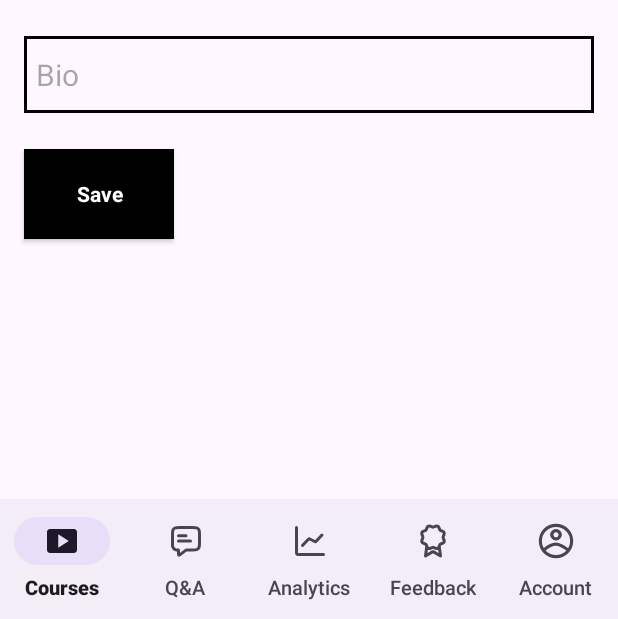
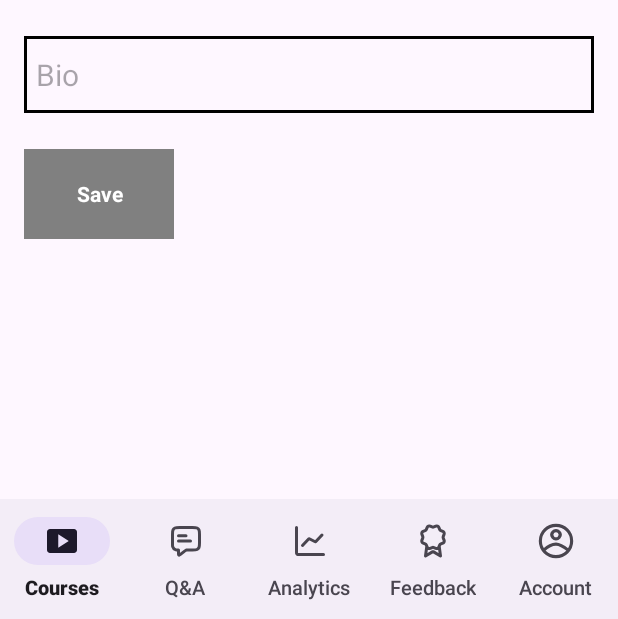
Before and after one commit to DeadlineShooters/Yudemy-Mobile, an Android app built with Jetpack Compose: the fragment EditProfileFragment placed in its activity, on a phone screen of 412 x 824 dp, the part 617-1236 px from its top. Run offline under Robolectric (Android 15) with nearby library versions, the phone set to English and light mode, and no system bars; our stand-ins replace Firebase (no records; nobody signed in at launch, a user with empty details on screens opened directly); libraries missing offline, so code that uses them is left out: com.cloudinary, com.cloudinary.android, com.cloudinary.utils; pictures from the network do not load.

Commit message:
fixed instructor bio expand, edit profile logic

```diff
--- a/app/src/main/java/com/deadlineshooters/yudemy/activities/InstructorProfileActivity.kt
+++ b/app/src/main/java/com/deadlineshooters/yudemy/activities/InstructorProfileActivity.kt
@@ -68,6 +68,10 @@ class InstructorProfileActivity : BaseActivity() {
             ImageViewHelper().setImageViewFromUrl(it.image, instructorImage)
         })
 
+        if(instructorBio.lineCount <= 7){
+            showMoreBtn.visibility = TextView.GONE
+        }
+
         showMoreBtn.setOnClickListener{
             if(isExpanded){
                 instructorBio.maxLines = Integer.MAX_VALUE
--- a/app/src/main/java/com/deadlineshooters/yudemy/fragments/EditProfileFragment.kt
+++ b/app/src/main/java/com/deadlineshooters/yudemy/fragments/EditProfileFragment.kt
@@ -1,6 +1,7 @@
 package com.deadlineshooters.yudemy.fragments
 
 import android.app.AlertDialog
+import android.graphics.Color
 import android.os.Bundle
 import android.text.Html
 import androidx.fragment.app.Fragment
@@ -10,10 +11,12 @@ import android.view.ViewGroup
 import android.widget.Button
 import android.widget.TextView
 import android.widget.Toast
+import androidx.core.widget.doAfterTextChanged
 import androidx.lifecycle.Observer
 import androidx.lifecycle.ViewModelProvider
 import com.deadlineshooters.yudemy.R
 import com.deadlineshooters.yudemy.activities.BaseActivity
+import com.deadlineshooters.yudemy.models.User
 import com.deadlineshooters.yudemy.viewmodels.InstructorViewModel
 import com.deadlineshooters.yudemy.viewmodels.UserViewModel
 
@@ -75,14 +78,49 @@ class EditProfileFragment : Fragment() {
             }
         })
 
+
+        instructorFullName.doAfterTextChanged {
+            if(checkNewInfo()){
+                saveEditProfileInstructorBtn.isClickable = true
+                saveEditProfileInstructorBtn.isEnabled = true
+                saveEditProfileInstructorBtn.setBackgroundColor(Color.parseColor("#000000"))
+            } else{
+                saveEditProfileInstructorBtn.isClickable = false
+                saveEditProfileInstructorBtn.isEnabled = false
+                saveEditProfileInstructorBtn.setBackgroundColor(Color.parseColor("#808080"))
+            }
+        }
+
+        instructorHeadline.doAfterTextChanged {
+            if(checkNewInfo()){
+                saveEditProfileInstructorBtn.isClickable = true
+                saveEditProfileInstructorBtn.isEnabled = true
+                saveEditProfileInstructorBtn.setBackgroundColor(Color.parseColor("#000000"))
+            } else{
+                saveEditProfileInstructorBtn.isClickable = false
+                saveEditProfileInstructorBtn.isEnabled = false
+                saveEditProfileInstructorBtn.setBackgroundColor(Color.parseColor("#808080"))
+            }
+        }
+
+        instructorBio.doAfterTextChanged {
+            if(checkNewInfo()){
+                saveEditProfileInstructorBtn.isClickable = true
+                saveEditProfileInstructorBtn.isEnabled = true
+                saveEditProfileInstructorBtn.setBackgroundColor(Color.parseColor("#000000"))
+            } else{
+                saveEditProfileInstructorBtn.isClickable = false
+                saveEditProfileInstructorBtn.isEnabled = false
+                saveEditProfileInstructorBtn.setBackgroundColor(Color.parseColor("#808080"))
+            }
+        }
+
         saveEditProfileInstructorBtn.setOnClickListener {
             //TODO: Save the edited profile
-            if(!isNewInfoEmpty()){
-                instructorViewModel.modifyInstructorProfile(BaseActivity().getCurrentUserID(), instructorFullName.text.toString(), instructorHeadline.text.toString(), instructorBio.text.toString())
-                Toast.makeText(context, "Profile updated successfully", Toast.LENGTH_SHORT).show()
-                requireActivity().supportFragmentManager.popBackStack()
-                userViewModel.getCurUser()
-            }
+            instructorViewModel.modifyInstructorProfile(BaseActivity().getCurrentUserID(), instructorFullName.text.toString(), instructorHeadline.text.toString(), instructorBio.text.toString())
+            Toast.makeText(context, "Profile updated successfully", Toast.LENGTH_SHORT).show()
+            requireActivity().supportFragmentManager.popBackStack()
+            userViewModel.getCurUser()
         }
 
         cancelEditProfileBtn.setOnClickListener {
@@ -102,8 +140,12 @@ class EditProfileFragment : Fragment() {
         }
     }
 
-    private fun isNewInfoEmpty(): Boolean {
-        return instructorFullName.text.toString().isEmpty() || instructorHeadline.text.toString().isEmpty() || instructorBio.text.toString().isEmpty()
+//    private fun isNewInfoEmpty(): Boolean {
+//        return instructorFullName.text.toString().isEmpty() || instructorHeadline.text.toString().isEmpty() || instructorBio.text.toString().isEmpty()
+//    }
+    //TODO: Check if the new info is the same as the old info (chua xong)
+    private fun checkNewInfo(): Boolean {
+        return (instructorFullName.text.toString() != userViewModel.userData.value?.fullName || instructorHeadline.text.toString() != userViewModel.userData.value?.instructor?.headline || instructorBio.text.toString() != userViewModel.userData.value?.instructor?.bio)
     }
     companion object {
         /**
--- a/app/src/main/res/layout/fragment_edit_profile.xml
+++ b/app/src/main/res/layout/fragment_edit_profile.xml
@@ -130,7 +130,9 @@
                 android:layout_height="60dp"
                 android:layout_marginTop="24dp"
                 android:layout_marginBottom="12dp"
-                android:background="#000000"
+                android:background="#808080"
+                android:clickable="false"
+                android:enabled="false"
                 android:text="Save"
                 android:textAllCaps="false"
                 android:textColor="#FFFFFF"
```
